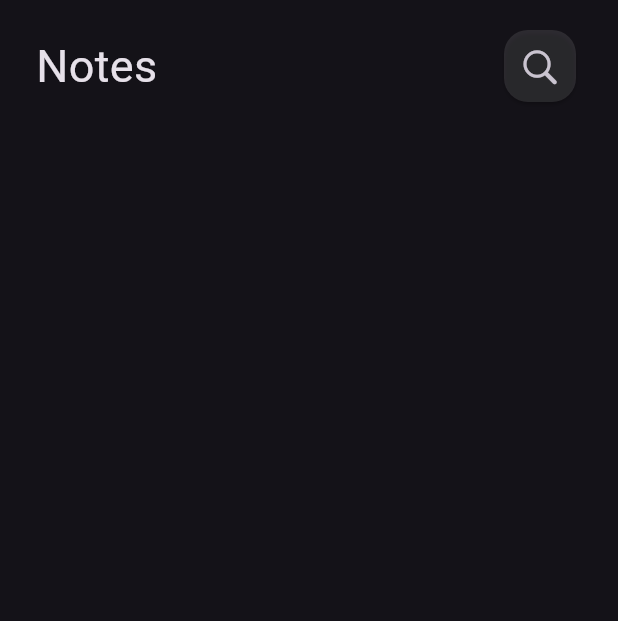
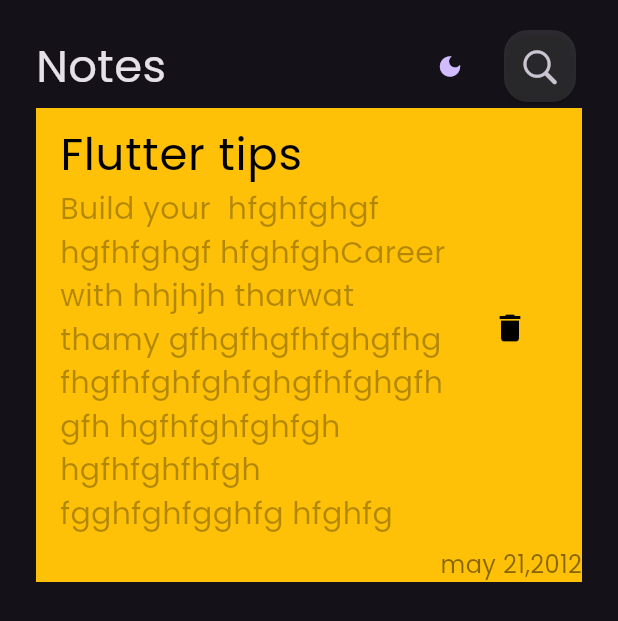
Before and after one commit to mhmedhossam/notes_app, a Flutter app: the screen it shows after launch, on a phone screen of 412 x 824 dp. Shown: the top 621 px of the screen. Run offline on Flutter 3.47's test engine with Material 3 defaults, Android fonts, the phone set to English and light mode, and no system bars; missing offline and left inert: flutter_gap.

Commit message:
add dark and light theme

```diff
--- /dev/null
+++ b/lib/core/constants/app_fonts.dart
@@ -0,0 +1,3 @@
+class AppFonts {
+  static const String poppins = "poppins";
+}
--- /dev/null
+++ b/lib/core/utils/app_colors.dart
@@ -0,0 +1,5 @@
+import 'package:flutter/material.dart';
+
+class AppColors {
+  static const color = Color(0xff000000);
+}
--- /dev/null
+++ b/lib/core/utils/textstyles.dart
@@ -0,0 +1,7 @@
+import 'package:flutter/material.dart';
+
+class Textstyles {
+  static const textStyle16 = TextStyle(fontSize: 16);
+  static const textStyle12 = TextStyle(fontSize: 12);
+  static const textStyle30 = TextStyle(fontSize: 30);
+}
--- a/lib/features/notes_view/presentation/view/notes_view.dart
+++ b/lib/features/notes_view/presentation/view/notes_view.dart
@@ -3,10 +3,11 @@ import 'package:flutter/material.dart';
 import '../widgets/notes_view_body.dart';
 
 class NotesView extends StatelessWidget {
-  const NotesView({super.key});
+  final VoidCallback toggleDark;
+  const NotesView({super.key, required this.toggleDark});
 
   @override
   Widget build(BuildContext context) {
-    return Scaffold(body: NotesViewBody());
+    return Scaffold(body: NotesViewBody(toggleDark: toggleDark));
   }
 }
--- a/lib/features/notes_view/presentation/widgets/custom_app_bar.dart
+++ b/lib/features/notes_view/presentation/widgets/custom_app_bar.dart
@@ -1,18 +1,20 @@
-import 'package:flutter/cupertino.dart';
 import 'package:flutter/material.dart';
-import 'package:flutter_gap/flutter_gap.dart';
+import 'package:notes_app/core/utils/textstyles.dart';
 
 import 'custom_search_icon.dart';
 
 class CustomAppBar extends StatelessWidget {
-  const CustomAppBar({super.key});
+  final VoidCallback toggleDark;
+  const CustomAppBar({super.key, required this.toggleDark});
 
   @override
   Widget build(BuildContext context) {
     return Row(
       children: [
-        Text("Notes", style: TextStyle(fontSize: 30)),
+        Text("Notes", style: Textstyles.textStyle30),
         Spacer(),
+        TextButton(onPressed: toggleDark, child: Icon(Icons.dark_mode)),
+
         CustomSearchIcon(),
       ],
     );
--- a/lib/features/notes_view/presentation/widgets/notes_view_body.dart
+++ b/lib/features/notes_view/presentation/widgets/notes_view_body.dart
@@ -1,15 +1,61 @@
-import 'package:flutter/cupertino.dart';
+import 'package:flutter/material.dart';
+import 'package:flutter_gap/flutter_gap.dart';
+import 'package:notes_app/core/utils/textstyles.dart';
 import 'package:notes_app/features/notes_view/presentation/widgets/custom_app_bar.dart';
 
 class NotesViewBody extends StatelessWidget {
-  const NotesViewBody({super.key});
+  final VoidCallback toggleDark;
+  const NotesViewBody({super.key, required this.toggleDark});
 
   @override
   Widget build(BuildContext context) {
     return SafeArea(
       child: Padding(
         padding: const EdgeInsets.symmetric(horizontal: 24, vertical: 16),
-        child: const Column(children: [CustomAppBar()]),
+        child: Column(
+          children: [
+            CustomAppBar(toggleDark: toggleDark),
+
+            Container(
+              color: Colors.amber,
+              width: double.infinity,
+              child: Column(
+                crossAxisAlignment: CrossAxisAlignment.end,
+                children: [
+                  ListTile(
+                    trailing: IconButton(
+                      onPressed: () {},
+                      icon: Icon(
+                        Icons.delete,
+                        color: const Color.fromARGB(255, 0, 0, 0),
+                      ),
+                    ),
+                    subtitle: Text(
+                      "Build your  hfghfghgf hgfhfghgf hfghfghCareer with hhjhjh tharwat thamy gfhgfhgfhfghgfhgfhgfhfghfghfghgfhfghgfhgfh hgfhfghfghfgh hgfhfghfhfgh fgghfghfgghfg hfghfg",
+                      softWrap: true,
+                      style: TextStyle(
+                        fontSize: 20,
+                      ).copyWith(color: const Color.fromARGB(77, 0, 0, 0)),
+                    ),
+                    title: Text(
+                      "Flutter tips",
+                      style: Textstyles.textStyle30.copyWith(
+                        color: Colors.black,
+                      ),
+                    ),
+                  ),
+
+                  Text(
+                    "may 21,2012",
+                    style: Textstyles.textStyle16.copyWith(
+                      color: const Color.fromARGB(122, 0, 0, 0),
+                    ),
+                  ),
+                ],
+              ),
+            ),
+          ],
+        ),
       ),
     );
   }
--- a/lib/main.dart
+++ b/lib/main.dart
@@ -1,15 +1,40 @@
 import 'package:flutter/material.dart';
+import 'package:notes_app/core/constants/app_fonts.dart';
 import 'package:notes_app/features/notes_view/presentation/view/notes_view.dart';
 
 void main() {
-  runApp(const NotesApp());
+  runApp(NotesApp());
 }
 
-class NotesApp extends StatelessWidget {
-  const NotesApp({super.key});
+class NotesApp extends StatefulWidget {
+  bool dark;
+  NotesApp({super.key, this.dark = true});
+
+  @override
+  State<NotesApp> createState() => _NotesAppState();
+}
+
+class _NotesAppState extends State<NotesApp> {
+  late bool _dark;
+
+  @override
+  void initState() {
+    super.initState();
+    _dark = widget.dark;
+  }
+
+  void toggleDark() {
+    setState(() => _dark = !_dark);
+  }
 
   @override
   Widget build(BuildContext context) {
-    return MaterialApp(theme: ThemeData.dark(), home: const NotesView());
+    return MaterialApp(
+      theme: ThemeData(
+        brightness: _dark ? Brightness.dark : Brightness.light,
+        fontFamily: AppFonts.poppins,
+      ),
+      home: NotesView(toggleDark: toggleDark),
+    );
   }
 }
```
Also changed, not shown: pubspec.yaml (+5 -6 lines), assets/fonts/Poppins-Regular.ttf (added).
